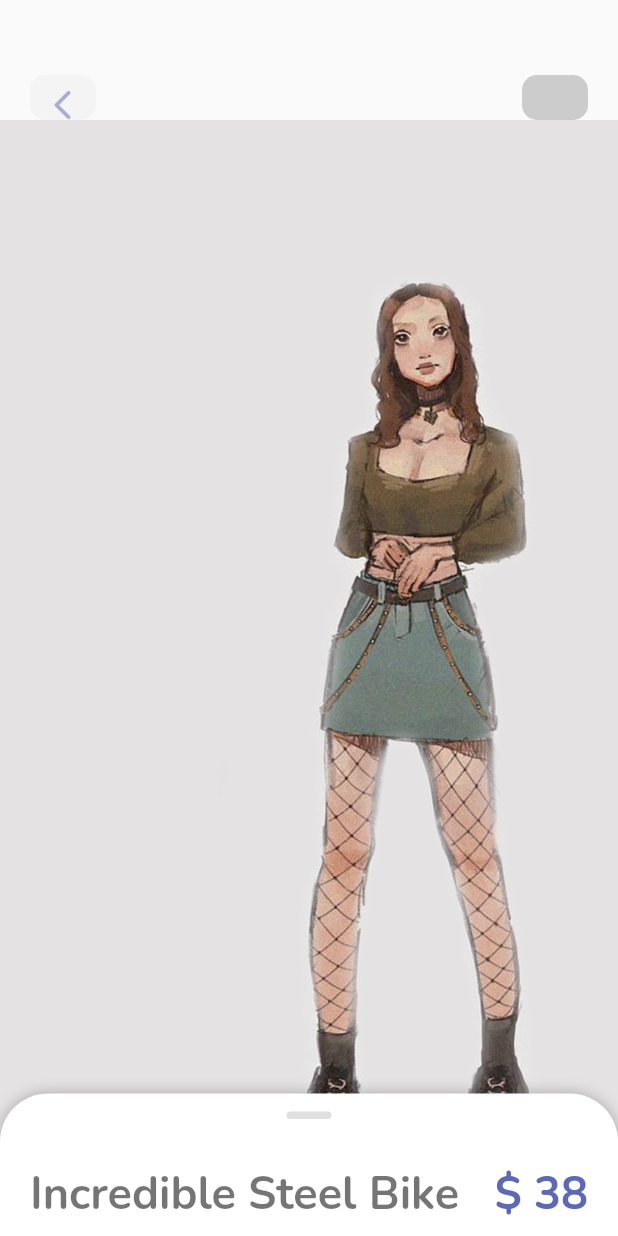
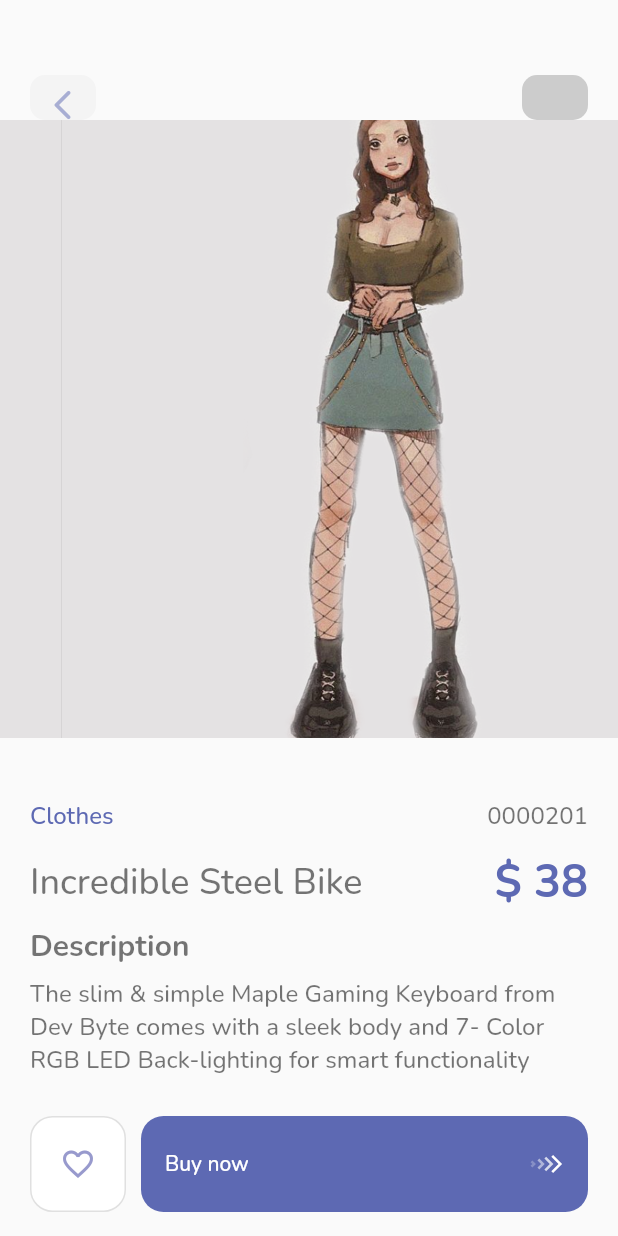
Before and after one commit to RealMcKing/e_commerce_app, a Flutter app: the screen it shows after launch, on a phone screen of 412 x 824 dp. Run offline on Flutter 3.47's test engine with Material 2 defaults, Android fonts, the phone set to English and light mode, and no system bars; drawn by our look-alikes of carousel_slider, sliding_up_panel; our stand-ins replace flutter_svg.

Commit message:
New stile in detail page

```diff
--- a/lib/page/detail_page/components/buy_button_widget.dart
+++ b/lib/page/detail_page/components/buy_button_widget.dart
@@ -20,7 +20,7 @@ class BuyButtonWidget extends StatelessWidget {
           fixedSize: Size(width, 64)),
       child: Row(mainAxisAlignment: MainAxisAlignment.spaceBetween, children: [
         Text(
-          'Long text, very long',
+          'Buy now',
           style: TextStyle(color: Colors.white),
         ),
         const SizedBox(width: 10),
--- a/lib/page/detail_page/detail_page.dart
+++ b/lib/page/detail_page/detail_page.dart
@@ -1,10 +1,10 @@
-import 'package:e_commerce_app/colors.dart';
+import 'package:carousel_slider/carousel_slider.dart';
 import 'package:e_commerce_app/page/detail_page/components/app_bar_widget.dart';
-import 'package:e_commerce_app/widgets/app_large_text.dart';
-import 'package:e_commerce_app/widgets/app_text.dart';
 import 'package:flutter/material.dart';
-import 'package:sliding_up_panel/sliding_up_panel.dart';
 
+import '../../colors.dart';
+import '../../widgets/app_large_text.dart';
+import '../../widgets/app_text.dart';
 import 'components/buy_button_widget.dart';
 
 class DetailPage extends StatefulWidget {
@@ -15,125 +15,127 @@ class DetailPage extends StatefulWidget {
 }
 
 class _DetailPageState extends State<DetailPage> {
-  List img = [
+  final List<String> images = [
     'assets/images/welcome_one.png',
-    'assets/images/welcome_one.png',
-    'assets/images/welcome_one.png'
+    'assets/images/welcome_two.png',
+    'assets/images/welcome_three.png'
   ];
 
-  static const double _panelHeightClosed = 95.0;
-  late double _panelHeightOpen;
-
-  bool isLiked = false;
+  bool _isLiked = false;
 
   @override
   Widget build(BuildContext context) {
-    _panelHeightOpen = MediaQuery.of(context).size.height * 0.60;
-
     return Scaffold(
       appBar: const PreferredSize(
         preferredSize: Size.fromHeight(80),
         child: LocalAppBarWidget(),
       ),
-      body: SlidingUpPanel(
-        maxHeight: _panelHeightOpen,
-        minHeight: _panelHeightClosed,
-        borderRadius: const BorderRadius.only(
-            topLeft: Radius.circular(32.0), topRight: Radius.circular(32.0)),
-        panelBuilder: (sc) => _panel(sc),
-        body: Center(
-          child: Container(
-            decoration: const BoxDecoration(
-              image: DecorationImage(
-                  image: AssetImage('assets/images/welcome_one.png'),
-                  fit: BoxFit.cover),
-            ),
-          ),
-        ),
-      ),
+      body: _body(),
+      floatingActionButton: _floatingActionButton(),
+      floatingActionButtonLocation: FloatingActionButtonLocation.centerFloat,
     );
   }
 
-  Widget _panel(ScrollController controller) {
-    return MediaQuery.removePadding(
-      context: context,
-      removeTop: true,
-      child: ListView(
-        controller: controller,
+  Widget _body() {
+    return ListView(
+      physics: const BouncingScrollPhysics(),
       children: <Widget>[
+        CarouselSlider.builder(
+          itemCount: images.length,
+          itemBuilder: (context, index, realIndex) {
+            final image = images[index];
+            return buildImage(image, index);
+          },
+          options: CarouselOptions(
+              height: MediaQuery.of(context).size.width,
+              enlargeStrategy: CenterPageEnlargeStrategy.height),
+        ),
         const SizedBox(height: 12.0),
-          Row(
-            mainAxisAlignment: MainAxisAlignment.center,
-            children: <Widget>[
         Container(
-                width: 30,
-                height: 5,
-                decoration: BoxDecoration(
-                    color: Colors.grey[300],
-                    borderRadius:
-                        const BorderRadius.all(Radius.circular(12.0))),
-              ),
-            ],
-          ),
-
-          Stack(
-            children: [
-              Positioned(
-                child: Container(
-                  padding: const EdgeInsets.only(left: 20, right: 20, top: 30),
+          padding: const EdgeInsets.only(left: 20, right: 20, top: 16),
           child: Column(
             crossAxisAlignment: CrossAxisAlignment.start,
             children: [
               Row(
                 mainAxisAlignment: MainAxisAlignment.spaceBetween,
                 children: [
-                          AppLargeText(
-                              text: 'Incredible Steel Bike',
-                              color: Colors.black54),
-                          AppLargeText(
-                              text: '\$ 38', color: AppColors.mainColor)
-                        ],
+                  TextButton(
+                    style: TextButton.styleFrom(
+                      primary: AppColors.mainColor,
+                      minimumSize: Size.zero, // Set this
+                      padding: EdgeInsets.zero,
                     ),
-                      const SizedBox(height: 16),
-                      AppText(text: '0000201'),
-                      SizedBox(height: 16),
-                      SizedBox(
-                        width: double.infinity,
-                        child: TextButton(
                     onPressed: () {},
                     child: Row(
-                            children: [
-                              Text('Clothes'),
-                              SizedBox(height: 4),
-                              Icon(Icons.arrow_forward_ios_rounded)
+                      children: const [
+                        Text(
+                          'Clothes',
+                          style: TextStyle(
+                              fontSize: 16, color: AppColors.mainColor),
+                        ),
                       ],
                     ),
                   ),
+                  AppText(text: '0000201'),
+                ],
               ),
-                      AppLargeText(text: 'Description'),
+              Row(
+                mainAxisAlignment: MainAxisAlignment.spaceBetween,
+                children: [
+                  Container(
+                    width: MediaQuery.of(context).size.width *0.6,
+                    child: Text(
+                      'Incredible Steel Bike',
+                      style: TextStyle(color: Colors.black54, fontSize: 24, ),maxLines: 3,
+                    ),
+                  ),
+                  AppLargeText(text: '\$ 38', color: AppColors.mainColor)
+                ],
+              ),
+              const SizedBox(height: 8),
+              AppLargeText(
+                text: 'Description',
+                color: Colors.black54,
+                size: 20,
+              ),
+              const SizedBox(height: 8),
               AppText(
+                size: 16,
                 text:
                     "The slim & simple Maple Gaming Keyboard from Dev Byte comes with a sleek body and 7- Color RGB LED Back-lighting for smart functionality",
               ),
-                      Row(
+              const SizedBox(height: 100),
+            ],
+          ),
+        ),
+      ],
+    );
+  }
+
+  Widget buildImage(String image, int index) => Container(
+        color: Colors.grey,
+        width: double.infinity,
+        child: Image.asset(
+          image,
+          fit: BoxFit.cover,
+        ),
+      );
+
+  Widget _floatingActionButton() {
+    return Row(
+      mainAxisAlignment: MainAxisAlignment.center,
       children: [
         OutlinedButton(
-                              onPressed: () {
-                                setState(() {
-                                  isLiked = !isLiked;
-                                });
-                              },
+            onPressed: () {},
             style: OutlinedButton.styleFrom(
-                                backgroundColor: isLiked
-                                    ? AppColors.mainColor
-                                    : Colors.white,
+              primary: AppColors.mainColor,
+              backgroundColor: _isLiked ? AppColors.mainColor : Colors.white,
               shape: RoundedRectangleBorder(
                   borderRadius: BorderRadius.circular(15.0)),
               fixedSize: const Size(64, 64),
             ),
-                              child: isLiked
-                                  ? const Icon(Icons.favorite_outlined,
-                                      color: Colors.white)
+            child: _isLiked
+                ? const Icon(Icons.favorite_outlined, color: Colors.white)
                 : const Icon(Icons.favorite_border_outlined,
                     color: AppColors.textColor1)),
         const SizedBox(width: 10),
@@ -141,111 +143,10 @@ class _DetailPageState extends State<DetailPage> {
           width: MediaQuery.of(context).size.width - 114,
         )
       ],
-                      ),
-                    ],
-                  ),
-                ),
-              ),
-            ],
-          )
-          //             const SizedBox(height: 10),
-          //             Row(
-          //               children: [
-          //                 const Icon(Icons.location_on_outlined,
-          //                     color: AppColors.mainColor),
-          //                 AppText(
-          //                   text: 'Location',
-          //                   color: AppColors.textColor1,
-          //                 )
-          //               ],
-          //             ),
-          //             const SizedBox(height: 25),
-          //             AppLargeText(
-          //               text: 'Text 2',
-          //               color: Colors.black.withOpacity(0.8),
-          //               size: 20,
-          //             ),
-          //             const SizedBox(height: 5),
-          //             AppText(text: 'SubText', color: AppColors.mainTextColor),
-          //             Wrap(
-          //               children: List.generate(5, (index) {
-          //                 return InkWell(
-          //                   onTap: () {
-          //                     setState(() {
-          //                       selectedIndex = index;
-          //                     });
-          //                   },
-          //                   child: Container(
-          //                     margin: const EdgeInsets.only(right: 10),
-          //                     child: AppButtonsWidget(
-          //                       size: 50,
-          //                       color: selectedIndex == index
-          //                           ? Colors.white
-          //                           : Colors.black,
-          //                       backgroundColor: selectedIndex == index
-          //                           ? Colors.black
-          //                           : AppColors.buttonBackground,
-          //                       borderColor: selectedIndex == index
-          //                           ? Colors.black
-          //                           : AppColors.buttonBackground,
-          //                       text: (index + 1).toString(),
-          //                       // isIcon: false,
-          //                     ),
-          //                   ),
-          //                 );
-          //               }),
-          //             ),
-          //             const SizedBox(height: 20),
-          //             AppLargeText(
-          //               text: 'Text 3',
-          //               color: Colors.black.withOpacity(0.8),
-          //               size: 20,
-          //             ),
-          //             const SizedBox(height: 10),
-          //             AppLargeText(
-          //               text: 'Subtext',
-          //               color: AppColors.mainTextColor,
-          //               size: 16,
-          //             ),
-          //           ],
-          //         ),
-          //       ),
-          //     ),
-          //     Positioned(
-          //       bottom: 20,
-          //       left: 20,
-          //       right: 20,
-          //       child: Row(
-          //         children: [
-          //           OutlinedButton(
-          //               onPressed: () {
-          //                 setState(() {
-          //                   isLiked = !isLiked;
-          //                 });
-          //               },
-          //               style: OutlinedButton.styleFrom(
-          //                 backgroundColor:
-          //                     isLiked ? AppColors.mainColor : Colors.white,
-          //                 shape: RoundedRectangleBorder(
-          //                     borderRadius: BorderRadius.circular(15.0)),
-          //                 fixedSize: const Size(64, 64),
-          //               ),
-          //               child: isLiked
-          //                   ? const Icon(Icons.favorite_outlined,
-          //                       color: Colors.white)
-          //                   : const Icon(Icons.favorite_border_outlined,
-          //                       color: AppColors.textColor1)),
-          //           const SizedBox(width: 10),
-          //           BuyButtonWidget(
-          //             width: MediaQuery.of(context).size.width - 114,
-          //           )
-          //         ],
-          //       ),
-          //     )
-          //   ],
-          // )
-        ],
-      ),
     );
   }
+
+  void checkLikes() {
+    _isLiked = !_isLiked;
   }
+}
--- a/pubspec.yaml
+++ b/pubspec.yaml
@@ -36,6 +36,7 @@ dependencies:
   cupertino_icons: ^1.0.2
   flutter_svg: ^1.1.0
   sliding_up_panel: ^2.0.0+1
+  carousel_slider: ^4.1.1
 
 
 dev_dependencies:
```
Also changed, not shown: pubspec.lock. Lines whose indentation alone changed are shown as unchanged.
